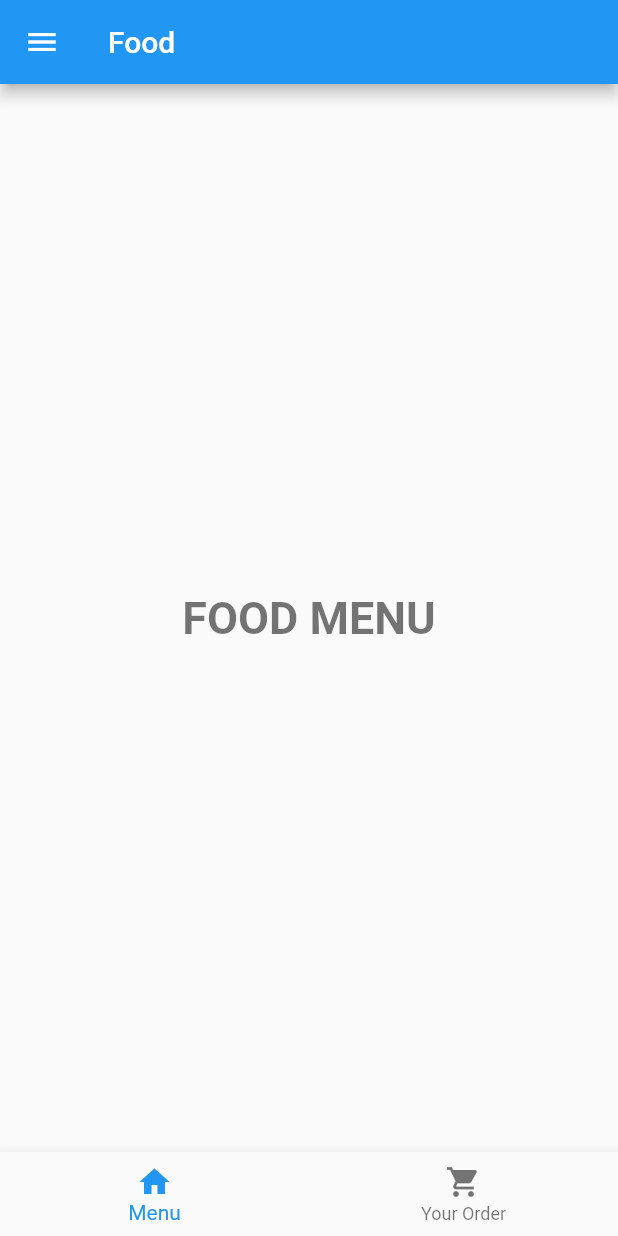
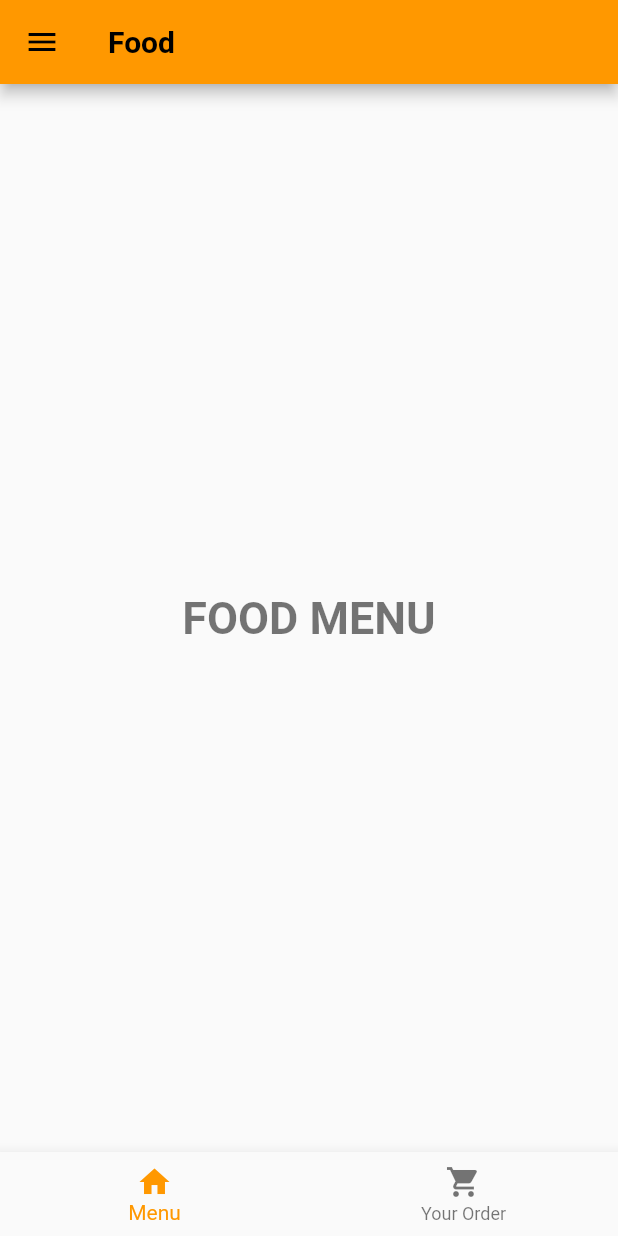
Before and after one commit to PhuthiM/hw11, a Flutter app: the screen it shows after launch, on a phone screen of 412 x 824 dp. Run offline on Flutter 3.47's test engine with Material 2 defaults, Android fonts, the phone set to English and light mode, and no system bars.

Commit message:
mission complete!!!

```diff
--- a/lib/main.dart
+++ b/lib/main.dart
@@ -13,7 +13,7 @@ class MyApp extends StatelessWidget {
     return MaterialApp(
       title: 'Flutter Demo',
       theme: ThemeData(
-        primarySwatch: Colors.blue,
+        primarySwatch: Colors.orange,
         textTheme: const TextTheme(
           headline1: TextStyle(
             fontSize: 30.0,
--- a/lib/pages/home/HomePage.dart
+++ b/lib/pages/home/HomePage.dart
@@ -21,7 +21,13 @@ class _HomePageState extends State<HomePage> {
   Widget build(BuildContext context) {
     return Scaffold(
       appBar: AppBar(
-        title: Text('Food'),
+        title: Text(
+          'Food',
+          style: TextStyle(
+              fontSize: 20.0,
+              color: Colors.black,
+              fontWeight: FontWeight.bold),
+        ),
       ),
       drawer: Drawer(
         child: ListView(
@@ -29,7 +35,16 @@ class _HomePageState extends State<HomePage> {
           children: [
             DrawerHeader(
               decoration: BoxDecoration(
-                color: Colors.blue.shade200,
+                gradient: LinearGradient(
+                  // ไล่เฉดจากมุมบนซ้ายไปมุมล่างขวาของ Container
+                  begin: Alignment.topLeft,
+                  end: Alignment.bottomRight,
+                  // ไล่เฉดจากสีแดงไปสีน้ำเงิน
+                  colors: [
+                    Colors.amberAccent,
+                    Colors.amber.shade800,
+                  ],
+                ),
               ),
               child: Column(
                 crossAxisAlignment: CrossAxisAlignment.start,
@@ -42,13 +57,20 @@ class _HomePageState extends State<HomePage> {
                       child: Image.asset('assets/images/profile1.jpg'),
                     ),
                   ),
+                  SizedBox(height: 10.0),
                   Text(
                     'Phuthita Sookhong',
-                    style: TextStyle(fontSize: 20.0, color: Colors.white),
+                    style: TextStyle(
+                        fontSize: 20.0,
+                        color: Colors.black54,
+                        fontWeight: FontWeight.bold),
                   ),
                   Text(
                     'sookhong_p@silpakorn.edu',
-                    style: TextStyle(fontSize: 15.0, color: Colors.white),
+                    style: TextStyle(
+                        fontSize: 15.0,
+                        color: Colors.black54,
+                        fontWeight: FontWeight.bold),
                   ),
                 ],
               ),
@@ -58,7 +80,7 @@ class _HomePageState extends State<HomePage> {
                   num == 0
                       ? Icon(
                           Icons.fastfood,
-                          color: Colors.blue,
+                          color: Colors.amber.shade800,
                         )
                       : Icon(Icons.fastfood),
                   'Food',
@@ -69,7 +91,10 @@ class _HomePageState extends State<HomePage> {
             ListTile(
               title: _buildDrawerItem(
                   num == 1
-                      ? Icon(Icons.person, color: Colors.blue)
+                      ? Icon(
+                          Icons.person,
+                          color: Colors.amber.shade800,
+                        )
                       : Icon(Icons.person),
                   'Profile',
                   1),
--- a/lib/pages/home/ProfilePage.dart
+++ b/lib/pages/home/ProfilePage.dart
@@ -1,4 +1,3 @@
-
 import 'package:flutter/material.dart';
 
 class ProfilePage extends StatelessWidget {
@@ -11,20 +10,24 @@ class ProfilePage extends StatelessWidget {
         mainAxisAlignment: MainAxisAlignment.center,
         children: [
           ClipRRect(
-            borderRadius: BorderRadius.circular(500.0),
+            borderRadius: BorderRadius.circular(100.0),
             child: Container(
               width: 200.0,
               height: 200.0,
-              child: Image.asset('assets/images/profile.jpg'),
+              child: Image.asset('assets/images/profile1.jpg'),
             ),
           ),
+          SizedBox(height: 10.0),
           Text(
             'Phuthita Sookhong',
             style: Theme.of(context).textTheme.headline1,
           ),
           Text(
             'sookhong_p@silpakorn.edu',
-            style: Theme.of(context).textTheme.bodyText2,
+            style: TextStyle(
+                fontSize: 15.0,
+                color: Colors.black54,
+                fontWeight: FontWeight.bold),
           ),
         ],
       ),
```
